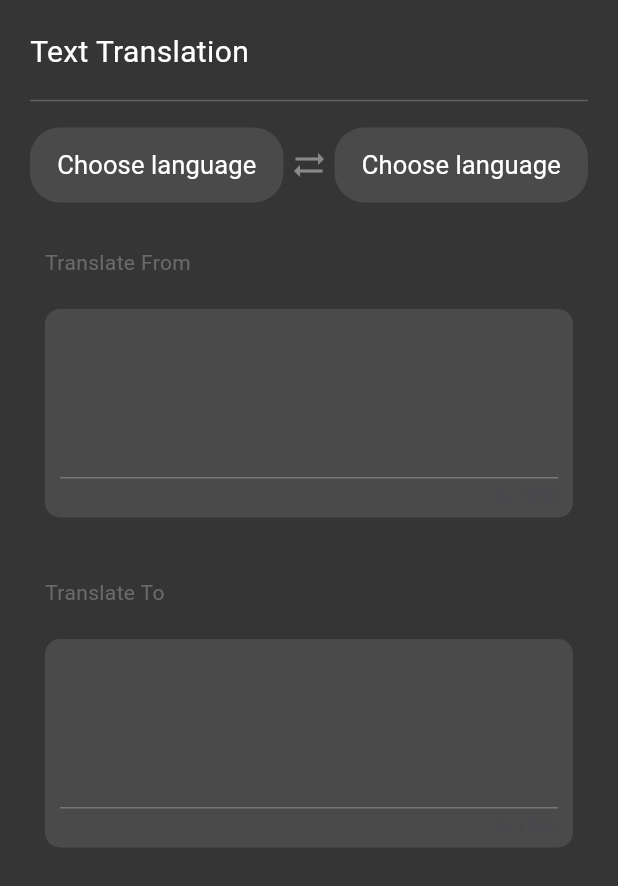
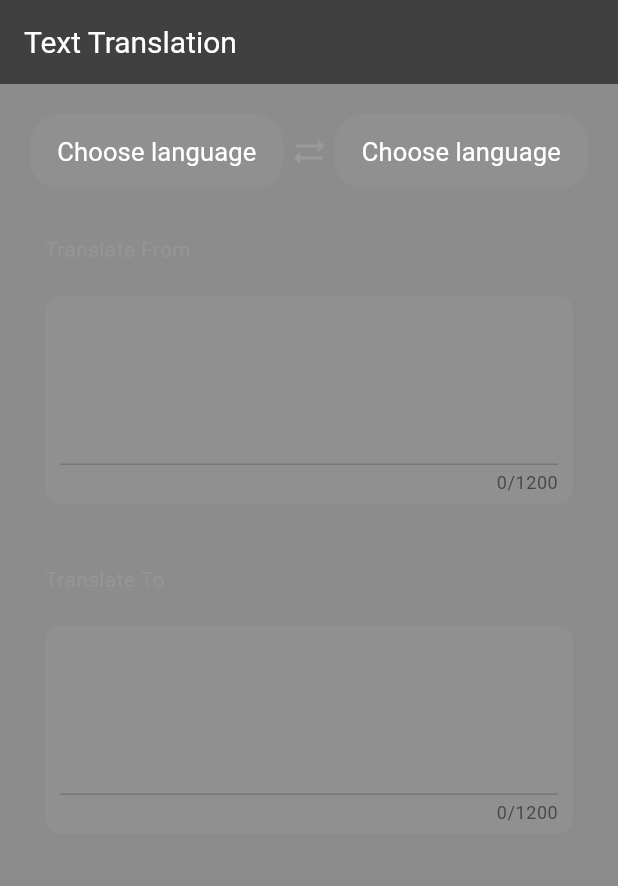
Before and after one commit to Nishadatgit/flutter_translator_app, a Flutter app: the screen it shows after launch, on a phone screen of 412 x 824 dp. Shown: the top 886 px of the screen. Run offline on Flutter 3.47's test engine with Material 2 defaults, Android fonts, the phone set to English and light mode, and no system bars; our stand-ins replace dio, flutter_localized_locales, get; network calls fail.

Commit message:
feature update

```diff
--- a/lib/controllers/all_languages_controller.dart
+++ b/lib/controllers/all_languages_controller.dart
@@ -10,6 +10,7 @@ class AllLanguagesController extends GetxController {
   RxInt count = RxInt(0);
   var allLanguages = AllLanguagesModel();
   final TextEditingController toController = TextEditingController();
+  final TextEditingController fromController = TextEditingController();
   var isLoading = true.obs;
   final fromLanguageNotifier = ValueNotifier<CustomLanguage?>(null);
   final toLanguageNotifier = ValueNotifier<CustomLanguage?>(null);
--- a/lib/main.dart
+++ b/lib/main.dart
@@ -17,9 +17,10 @@ class MyApp extends StatelessWidget {
       localizationsDelegates: const [LocaleNamesLocalizationsDelegate()],
       theme: ThemeData(
         useMaterial3: true,
-        scaffoldBackgroundColor: const Color.fromARGB(221, 23, 22, 22),
+        appBarTheme: const AppBarTheme(backgroundColor: Colors.black54),
+        scaffoldBackgroundColor: Colors.black45,
         primarySwatch: Colors.grey,
-        textTheme:const TextTheme(
+        textTheme: const TextTheme(
           bodyLarge: TextStyle(color: Colors.white),
           bodyMedium: TextStyle(color: Colors.white),
         ),
--- a/lib/screens/screen_home.dart
+++ b/lib/screens/screen_home.dart
@@ -7,9 +7,6 @@ import 'package:translator_app/models/language_model.dart';
 import 'widgets/choose_language_section.dart';
 import 'widgets/translate_from_section.dart';
 import 'widgets/translate_to_section.dart';
-
-final TextEditingController fromController = TextEditingController();
-
 
 enum Type { translateFrom, translateTo }
 
@@ -24,19 +21,15 @@ class MyHome extends StatelessWidget {
         FocusScope.of(context).unfocus();
       },
       child: Scaffold(
-        body: SafeArea(
-          child: ListView(
-            padding: const EdgeInsets.symmetric(horizontal: 20, vertical: 10),
-            children: [
-              const SizedBox(
-                height: 10,
-              ),
-              const Text(
+        appBar: AppBar(
+          title: const Text(
             'Text Translation',
             style: TextStyle(fontWeight: FontWeight.w400, fontSize: 20, color: Colors.white),
           ),
-              kHeight10,
-              Divider(color: Colors.grey.withOpacity(0.4)),
+        ),
+        body: ListView(
+          padding: const EdgeInsets.symmetric(horizontal: 20, vertical: 10),
+          children: [
             kHeight10,
             ChooseLanguageSection(),
             kHeight20,
@@ -44,7 +37,6 @@ class MyHome extends StatelessWidget {
             kHeight20,
             TranslateToSection()
           ],
-          ),
         ),
       ),
     );
@@ -117,6 +109,11 @@ void showLanguageBottomSheet(Type operatiotype, BuildContext context) {
                         languageController.fromLanguageNotifier.value = item;
                       } else {
                         languageController.toLanguageNotifier.value = item;
+                        if (languageController.fromController.text.isNotEmpty) {
+                          if (languageController.fromLanguageNotifier.value != null) {
+                            languageController.translateText(languageController.fromController.text);
+                          }
+                        }
                         Navigator.of(context).pop();
                       }
                     },
--- a/lib/screens/widgets/translate_from_section.dart
+++ b/lib/screens/widgets/translate_from_section.dart
@@ -47,7 +47,7 @@ class TranslateFromSection extends StatelessWidget {
               decoration: BoxDecoration(color: Colors.grey.withOpacity(0.2), borderRadius: BorderRadius.circular(10)),
               child: TextField(
                 style: const TextStyle(color: Colors.white, fontSize: 22, fontWeight: FontWeight.bold),
-                controller: fromController,
+                controller: languageController.fromController,
                 decoration: const InputDecoration(
                   hintStyle: TextStyle(
                     color: Colors.grey,
@@ -56,7 +56,7 @@ class TranslateFromSection extends StatelessWidget {
                 onChanged: (value) {
                   if (_debounce?.isActive ?? false) _debounce?.cancel();
                   _debounce = Timer(const Duration(milliseconds: 500), () {
-                    translate(fromController.text);
+                    translate(languageController.fromController.text);
                   });
                 },
                 maxLines: 10,
```
Lines whose indentation alone changed are shown as unchanged.
